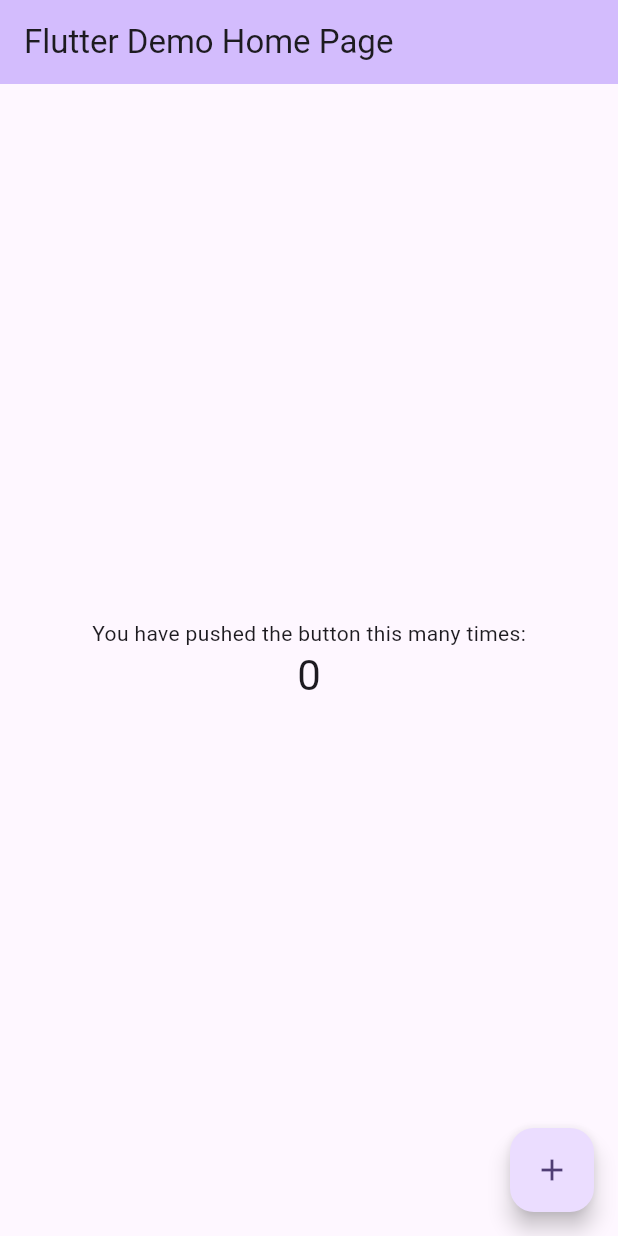
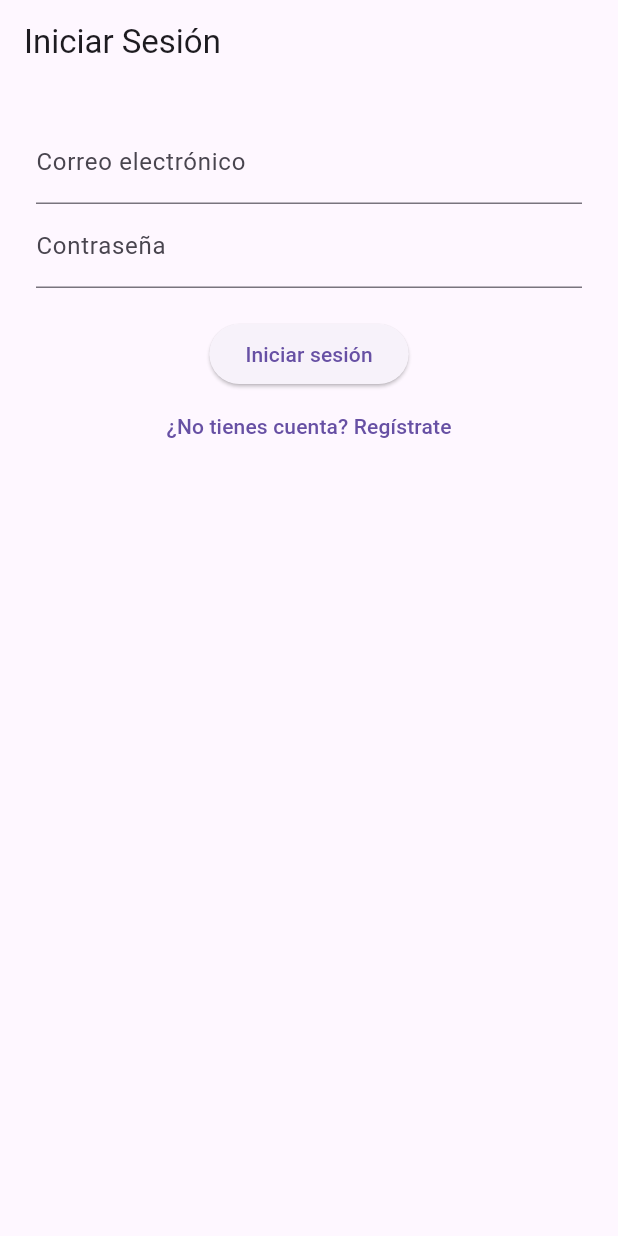
Before and after one commit to isaacquinapallo/Mapeo-Terrenos-RT, a Flutter app: the screen it shows after launch, on a phone screen of 412 x 824 dp. Run offline on Flutter 3.47's test engine with Material 3 defaults, Android fonts, the phone set to English and light mode, and no system bars; our stand-ins replace geolocator, google_maps_flutter, supabase_flutter; accounts and stored records are empty.

Commit message:
Codigo Inicial: Login y Home

```diff
--- a/lib/main.dart
+++ b/lib/main.dart
@@ -1,122 +1,31 @@
 import 'package:flutter/material.dart';
+import 'package:supabase_flutter/supabase_flutter.dart';
+import 'pages/login_page.dart';
+import 'pages/home_page.dart';
 
-void main() {
-  runApp(const MyApp());
+void main() async {
+  WidgetsFlutterBinding.ensureInitialized();
+  await Supabase.initialize(
+    url: 'https://..co',
+    anonKey: '..qC---',
+  );
+  runApp(MyApp());
 }
 
 class MyApp extends StatelessWidget {
-  const MyApp({super.key});
+  final supabase = Supabase.instance.client;
 
-  // This widget is the root of your application.
   @override
   Widget build(BuildContext context) {
+    final user = supabase.auth.currentUser;
+
     return MaterialApp(
-      title: 'Flutter Demo',
-      theme: ThemeData(
-        // This is the theme of your application.
-        //
-        // TRY THIS: Try running your application with "flutter run". You'll see
-        // the application has a purple toolbar. Then, without quitting the app,
-        // try changing the seedColor in the colorScheme below to Colors.green
-        // and then invoke "hot reload" (save your changes or press the "hot
-        // reload" button in a Flutter-supported IDE, or press "r" if you used
-        // the command line to start the app).
-        //
-        // Notice that the counter didn't reset back to zero; the application
-        // state is not lost during the reload. To reset the state, use hot
-        // restart instead.
-        //
-        // This works for code too, not just values: Most code changes can be
-        // tested with just a hot reload.
-        colorScheme: ColorScheme.fromSeed(seedColor: Colors.deepPurple),
-      ),
-      home: const MyHomePage(title: 'Flutter Demo Home Page'),
+      debugShowCheckedModeBanner: false,
+      initialRoute: user == null ? '/login' : '/home',
+      routes: {
+        '/login': (context) => LoginScreen(),
+        '/home': (context) => HomeScreen(),
+      },
     );
   }
 }
-
-class MyHomePage extends StatefulWidget {
-  const MyHomePage({super.key, required this.title});
-
-  // This widget is the home page of your application. It is stateful, meaning
-  // that it has a State object (defined below) that contains fields that affect
-  // how it looks.
-
-  // This class is the configuration for the state. It holds the values (in this
-  // case the title) provided by the parent (in this case the App widget) and
-  // used by the build method of the State. Fields in a Widget subclass are
-  // always marked "final".
-
-  final String title;
-
-  @override
-  State<MyHomePage> createState() => _MyHomePageState();
-}
-
-class _MyHomePageState extends State<MyHomePage> {
-  int _counter = 0;
-
-  void _incrementCounter() {
-    setState(() {
-      // This call to setState tells the Flutter framework that something has
-      // changed in this State, which causes it to rerun the build method below
-      // so that the display can reflect the updated values. If we changed
-      // _counter without calling setState(), then the build method would not be
-      // called again, and so nothing would appear to happen.
-      _counter++;
-    });
-  }
-
-  @override
-  Widget build(BuildContext context) {
-    // This method is rerun every time setState is called, for instance as done
-    // by the _incrementCounter method above.
-    //
-    // The Flutter framework has been optimized to make rerunning build methods
-    // fast, so that you can just rebuild anything that needs updating rather
-    // than having to individually change instances of widgets.
-    return Scaffold(
-      appBar: AppBar(
-        // TRY THIS: Try changing the color here to a specific color (to
-        // Colors.amber, perhaps?) and trigger a hot reload to see the AppBar
-        // change color while the other colors stay the same.
-        backgroundColor: Theme.of(context).colorScheme.inversePrimary,
-        // Here we take the value from the MyHomePage object that was created by
-        // the App.build method, and use it to set our appbar title.
-        title: Text(widget.title),
-      ),
-      body: Center(
-        // Center is a layout widget. It takes a single child and positions it
-        // in the middle of the parent.
-        child: Column(
-          // Column is also a layout widget. It takes a list of children and
-          // arranges them vertically. By default, it sizes itself to fit its
-          // children horizontally, and tries to be as tall as its parent.
-          //
-          // Column has various properties to control how it sizes itself and
-          // how it positions its children. Here we use mainAxisAlignment to
-          // center the children vertically; the main axis here is the vertical
-          // axis because Columns are vertical (the cross axis would be
-          // horizontal).
-          //
-          // TRY THIS: Invoke "debug painting" (choose the "Toggle Debug Paint"
-          // action in the IDE, or press "p" in the console), to see the
-          // wireframe for each widget.
-          mainAxisAlignment: MainAxisAlignment.center,
-          children: <Widget>[
-            const Text('You have pushed the button this many times:'),
-            Text(
-              '$_counter',
-              style: Theme.of(context).textTheme.headlineMedium,
-            ),
-          ],
-        ),
-      ),
-      floatingActionButton: FloatingActionButton(
-        onPressed: _incrementCounter,
-        tooltip: 'Increment',
-        child: const Icon(Icons.add),
-      ), // This trailing comma makes auto-formatting nicer for build methods.
-    );
-  }
-}
--- /dev/null
+++ b/lib/pages/login_page.dart
@@ -0,0 +1,82 @@
+import 'package:flutter/material.dart';
+import 'package:supabase_flutter/supabase_flutter.dart';
+
+class LoginScreen extends StatefulWidget {
+  @override
+  State<LoginScreen> createState() => _LoginScreenState();
+}
+
+class _LoginScreenState extends State<LoginScreen> {
+  final supabase = Supabase.instance.client;
+
+  final emailController = TextEditingController();
+  final passwordController = TextEditingController();
+  bool isLogin = true;
+  bool isLoading = false;
+
+  void showMessage(String message) {
+    ScaffoldMessenger.of(context).showSnackBar(SnackBar(content: Text(message)));
+  }
+
+  Future<void> authenticate() async {
+    setState(() => isLoading = true);
+    final email = emailController.text.trim();
+    final password = passwordController.text.trim();
+
+    try {
+      if (isLogin) {
+        await supabase.auth.signInWithPassword(email: email, password: password);
+        showMessage("¡Inicio de sesión exitoso!");
+        Navigator.pushReplacementNamed(context, '/home');
+        // Aquí puedes navegar a tu pantalla principal
+      } else {
+        await supabase.auth.signUp(email: email, password: password);
+        showMessage("¡Registro exitoso! Verifica tu correo.");
+
+      }
+    } on AuthException catch (e) {
+      showMessage("Error: ${e.message}");
+    } catch (e) {
+      showMessage("Error inesperado: $e");
+    } finally {
+      setState(() => isLoading = false);
+    }
+  }
+
+  @override
+  Widget build(BuildContext context) {
+    return Scaffold(
+      appBar: AppBar(title: Text(isLogin ? 'Iniciar Sesión' : 'Registrarse')),
+      body: Padding(
+        padding: const EdgeInsets.all(24.0),
+        child: Column(
+          children: [
+            TextField(
+              controller: emailController,
+              decoration: InputDecoration(labelText: 'Correo electrónico'),
+              keyboardType: TextInputType.emailAddress,
+            ),
+            TextField(
+              controller: passwordController,
+              decoration: InputDecoration(labelText: 'Contraseña'),
+              obscureText: true,
+            ),
+            SizedBox(height: 20),
+            isLoading
+                ? CircularProgressIndicator()
+                : ElevatedButton(
+                    onPressed: authenticate,
+                    child: Text(isLogin ? 'Iniciar sesión' : 'Registrarse'),
+                  ),
+            TextButton(
+              onPressed: () => setState(() => isLogin = !isLogin),
+              child: Text(isLogin
+                  ? "¿No tienes cuenta? Regístrate"
+                  : "¿Ya tienes cuenta? Inicia sesión"),
+            ),
+          ],
+        ),
+      ),
+    );
+  }
+}
```
Also changed, not shown: lib/pages/home_page.dart (added, +151 -0 lines), pubspec.yaml (+21 -69 lines), pubspec.lock, 8 other files.
